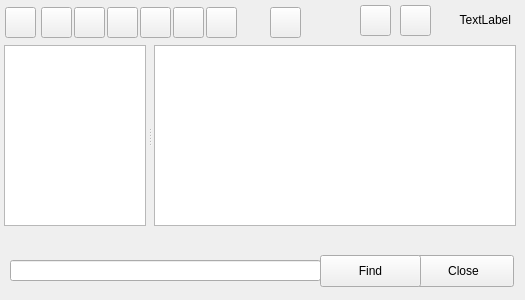
This is QT/NightNotes/nightwindow.ui in bykovme/nightnotes as Qt 5 draws it before an edit. The edited form follows.
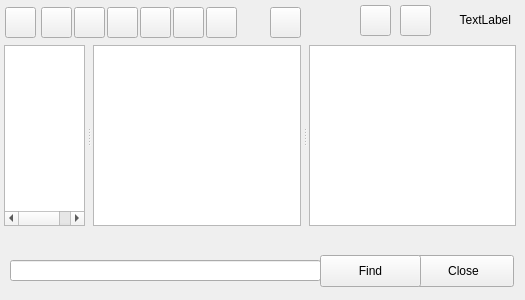
This is the edited form. Icons and pictures are not drawn.

The edit to the form file:
```diff
--- a/QT/NightNotes/nightwindow.ui
+++ b/QT/NightNotes/nightwindow.ui
@@ -182,6 +182,7 @@
       </font>
      </property>
     </widget>
+    <widget class="QTextBrowser" name="textBrowser"/>
    </widget>
    <widget class="QPushButton" name="pushButtonPrefs">
     <property name="geometry">
```
